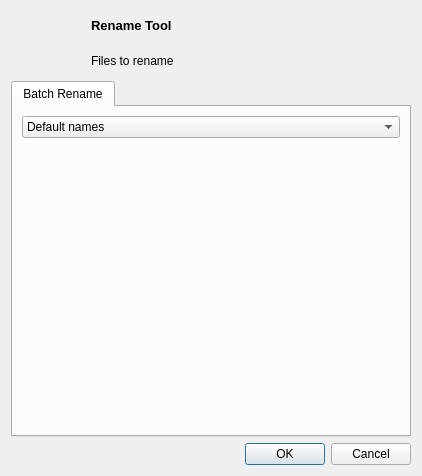
setvisible/ArrowDL, file src/dialogs/batchrenamedialog.ui: the form before one commit.
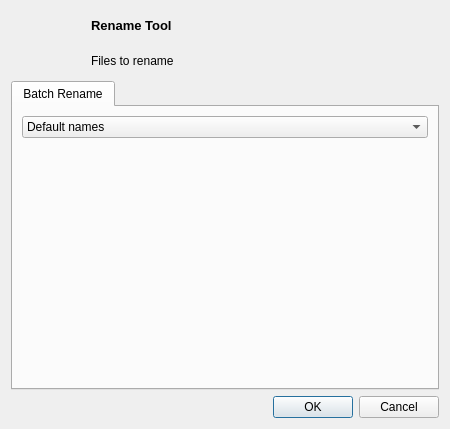
The form after the commit. Icons and pictures are not drawn.

Diff of the .ui file:
```diff
--- a/src/dialogs/batchrenamedialog.ui
+++ b/src/dialogs/batchrenamedialog.ui
@@ -6,10 +6,16 @@
    <rect>
     <x>0</x>
     <y>0</y>
-    <width>422</width>
-    <height>476</height>
+    <width>450</width>
+    <height>428</height>
    </rect>
   </property>
+  <property name="minimumSize">
+   <size>
+    <width>450</width>
+    <height>0</height>
+   </size>
+  </property>
   <property name="modal">
    <bool>true</bool>
   </property>
```
